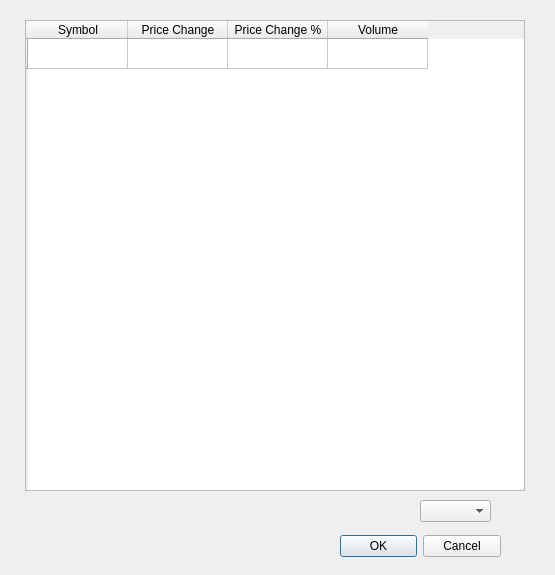
This is windowqt.ui in pywizard/wavetrend as Qt 5 draws it before an edit. The edited form follows.
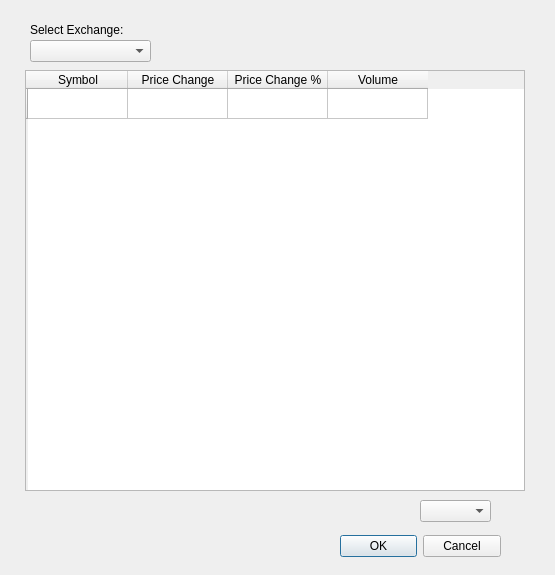
This is the edited form. Icons and pictures are not drawn.

Commit message: make many exchanges selecteable, addable and running at once.

The edit to the form file:
```diff
--- a/windowqt.ui
+++ b/windowqt.ui
@@ -37,9 +37,9 @@
    <property name="geometry">
     <rect>
      <x>25</x>
-     <y>20</y>
+     <y>70</y>
      <width>500</width>
-     <height>471</height>
+     <height>421</height>
     </rect>
    </property>
    <attribute name="verticalHeaderShowSortIndicator" stdset="0">
@@ -81,6 +81,29 @@
     </rect>
    </property>
   </widget>
+  <widget class="QComboBox" name="exchangeCombobox">
+   <property name="geometry">
+    <rect>
+     <x>30</x>
+     <y>40</y>
+     <width>121</width>
+     <height>22</height>
+    </rect>
+   </property>
+  </widget>
+  <widget class="QLabel" name="label">
+   <property name="geometry">
+    <rect>
+     <x>30</x>
+     <y>20</y>
+     <width>111</width>
+     <height>20</height>
+    </rect>
+   </property>
+   <property name="text">
+    <string>Select Exchange:</string>
+   </property>
+  </widget>
  </widget>
  <resources/>
  <connections>
```
Left out of the diff: 2 changed lines with no effect on the pictures. The commit also changes 4 other files.
